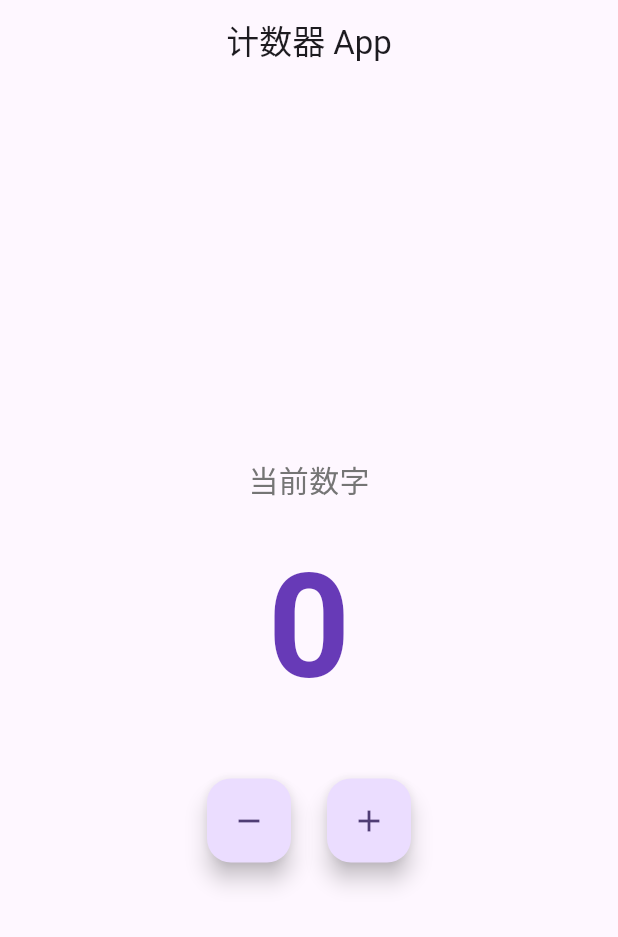
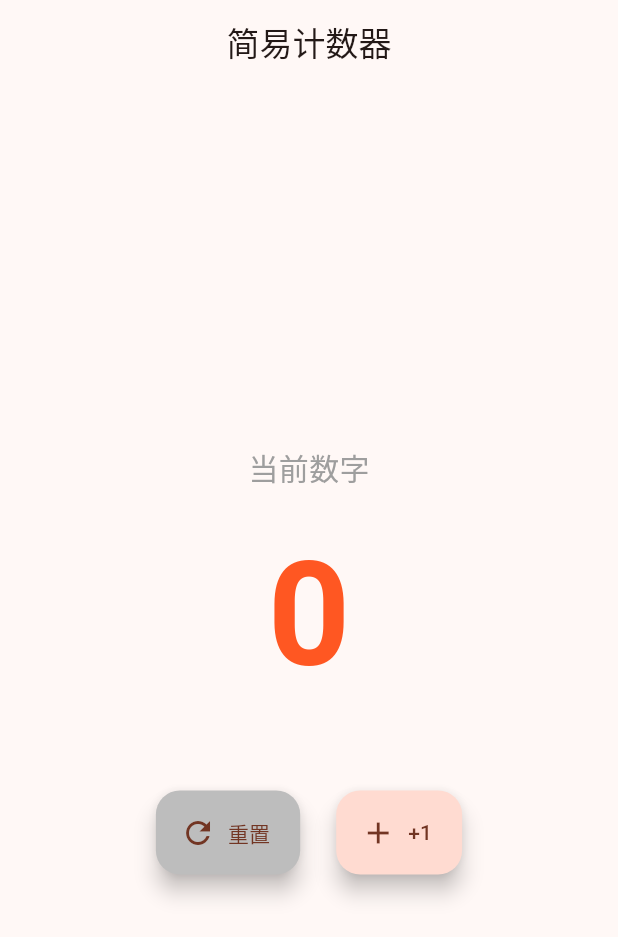
Before and after one commit to aiartist-karl/xiaosu-app, a Flutter app: the screen it shows after launch, on a phone screen of 412 x 824 dp. Shown: the top 937 px of the screen. Run offline on Flutter 3.47's test engine with Material 3 defaults, Android fonts, the light colour scheme and no system bars.

```diff
--- a/counter_app/lib/main.dart
+++ b/counter_app/lib/main.dart
@@ -10,10 +10,10 @@ class CounterApp extends StatelessWidget {
   @override
   Widget build(BuildContext context) {
     return MaterialApp(
-      title: '计数器',
+      title: '简易计数器',
       debugShowCheckedModeBanner: false,
       theme: ThemeData(
-        colorScheme: ColorScheme.fromSeed(seedColor: Colors.deepPurple),
+        colorScheme: ColorScheme.fromSeed(seedColor: Colors.deepOrange),
         useMaterial3: true,
       ),
       home: const CounterPage(),
@@ -37,9 +37,9 @@ class _CounterPageState extends State<CounterPage> {
     });
   }
 
-  void _decrement() {
+  void _reset() {
     setState(() {
-      _count--;
+      _count = 0;
     });
   }
 
@@ -47,42 +47,50 @@ class _CounterPageState extends State<CounterPage> {
   Widget build(BuildContext context) {
     return Scaffold(
       appBar: AppBar(
-        title: const Text('计数器 App'),
+        title: const Text('简易计数器'),
         centerTitle: true,
       ),
       body: Center(
         child: Column(
           mainAxisAlignment: MainAxisAlignment.center,
           children: [
-            Text(
+            const Text(
               '当前数字',
-              style: TextStyle(fontSize: 20, color: Colors.grey[600]),
+              style: TextStyle(fontSize: 20, color: Colors.grey),
             ),
             const SizedBox(height: 16),
-            Text(
-              '$_count',
-              style: const TextStyle(
-                fontSize: 96,
-                fontWeight: FontWeight.bold,
-                color: Colors.deepPurple,
+            AnimatedSwitcher(
+              duration: const Duration(milliseconds: 300),
+              transitionBuilder: (Widget child, Animation<double> animation) {
+                return ScaleTransition(scale: animation, child: child);
+              },
+              child: Text(
+                '$_count',
+                key: ValueKey<int>(_count),
+                style: const TextStyle(
+                  fontSize: 96,
+                  fontWeight: FontWeight.bold,
+                  color: Colors.deepOrange,
+                ),
               ),
             ),
-            const SizedBox(height: 32),
+            const SizedBox(height: 48),
             Row(
               mainAxisAlignment: MainAxisAlignment.center,
               children: [
-                FloatingActionButton(
-                  heroTag: 'decrement',
-                  onPressed: _decrement,
-                  tooltip: '减1',
-                  child: const Icon(Icons.remove),
+                FloatingActionButton.extended(
+                  heroTag: 'reset',
+                  onPressed: _reset,
+                  backgroundColor: Colors.grey.shade400,
+                  icon: const Icon(Icons.refresh),
+                  label: const Text('重置'),
                 ),
                 const SizedBox(width: 24),
-                FloatingActionButton(
+                FloatingActionButton.extended(
                   heroTag: 'increment',
                   onPressed: _increment,
-                  tooltip: '加1',
-                  child: const Icon(Icons.add),
+                  icon: const Icon(Icons.add),
+                  label: const Text('+1'),
                 ),
               ],
             ),
--- a/counter_app/pubspec.yaml
+++ b/counter_app/pubspec.yaml
@@ -1,5 +1,5 @@
 name: counter_app
-description: A simple counter app with increment/decrement buttons
+description: "A simple Flutter counter app"
 publish_to: 'none'
 version: 1.0.0+1
 
@@ -9,6 +9,7 @@ environment:
 dependencies:
   flutter:
     sdk: flutter
+  cupertino_icons: ^1.0.6
 
 dev_dependencies:
   flutter_test:
```
Also changed, not shown: 1 other file.
